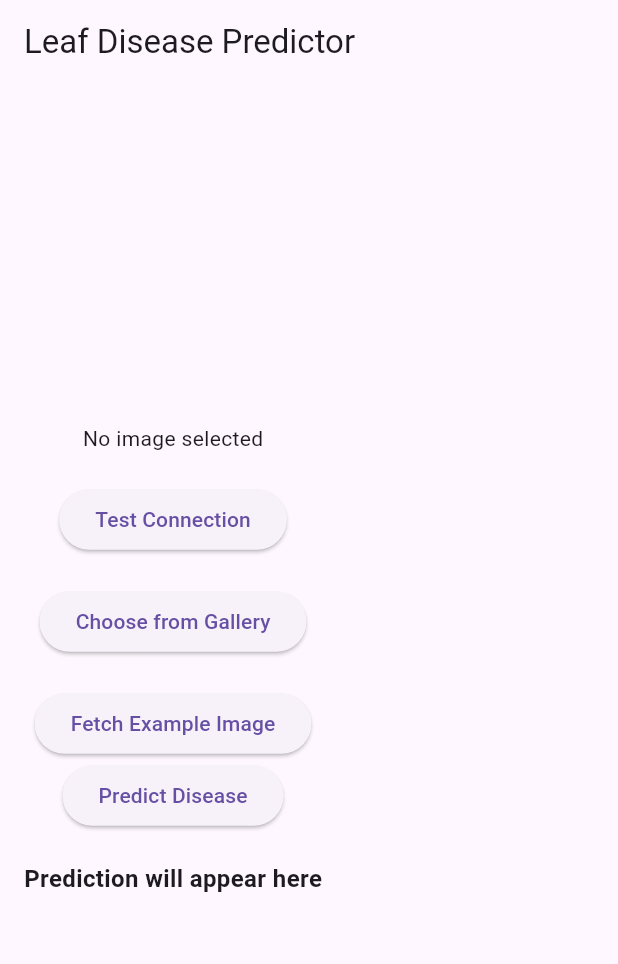
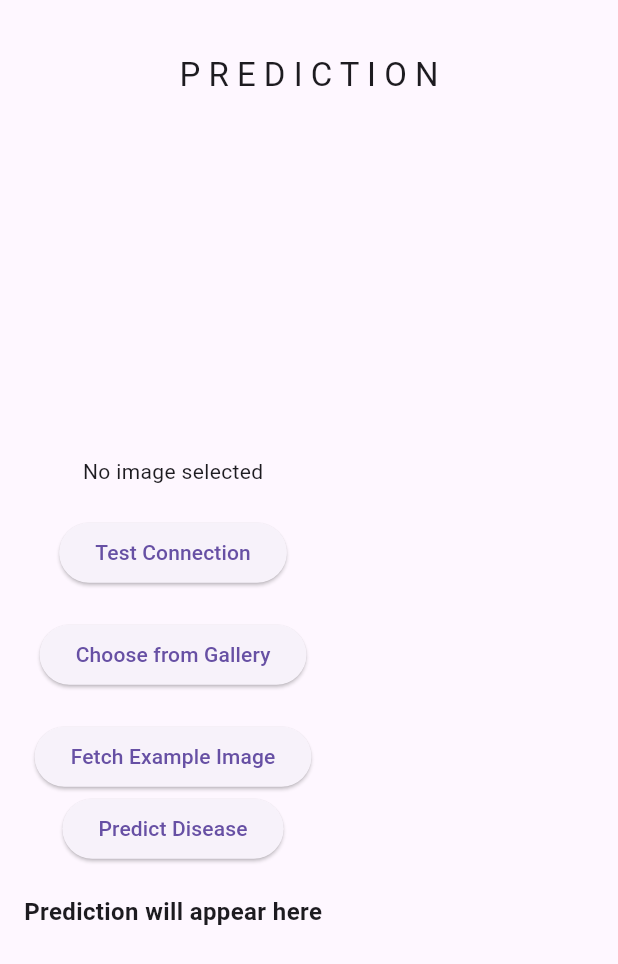
Before and after one commit to farisazny/MAD-Leaf-Disease-Flutter-App, a Flutter app: the LeafDiseasePredictor screen opened directly, on a phone screen of 412 x 824 dp. Shown: the top 964 px of the screen. Run offline on Flutter 3.47's test engine with Material 3 defaults, Android fonts, the phone set to English and light mode, and no system bars; our stand-ins replace image_picker.

Commit message:
Update prediction page

```diff
--- a/flutter_leaf_disease_app/lib/pages/prediction_page.dart
+++ b/flutter_leaf_disease_app/lib/pages/prediction_page.dart
@@ -123,7 +123,9 @@ class _LeafDiseasePredictorState extends State<LeafDiseasePredictor> {
   Widget build(BuildContext context) {
     return Scaffold(
       appBar: AppBar(
-        title: const Text("Leaf Disease Predictor"),
+        centerTitle: true,
+        title: const Text('P R E D I C T I O N'),
+        toolbarHeight: 100,
       ),
       body: Padding(
         padding: const EdgeInsets.all(16.0),
```
